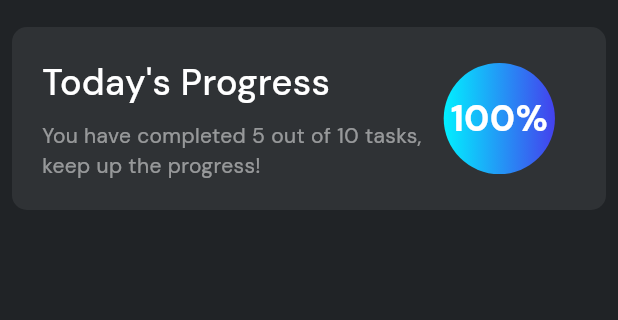
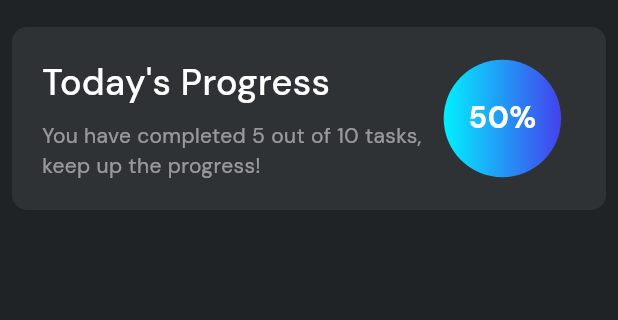
Before and after one commit to KesaraBandara/tidyup, a Flutter app: the screen it shows after launch, on a phone screen of 412 x 824 dp, the part 69-389 px from its top. Run offline on Flutter 3.47's test engine with Material 3 defaults, Android fonts, the light colour scheme and no system bars; our stand-ins replace go_router, google_fonts.

Commit message:
Progress calculation finished

```diff
--- a/lib/widget/progress_card.dart
+++ b/lib/widget/progress_card.dart
@@ -20,6 +20,10 @@ class ProgressCard extends StatefulWidget {
 class _ProgressCardState extends State<ProgressCard> {
   @override
   Widget build(BuildContext context) {
+
+        double completionPercentage = widget.totalTasks != 0
+        ? (widget.completedTasks / widget.totalTasks) * 100
+        : 0; // Handle division by zero
     return Container(
       padding: const EdgeInsets.all(AppConstants.kDefaultPadding),
       decoration: BoxDecoration(
@@ -47,8 +51,8 @@ class _ProgressCardState extends State<ProgressCard> {
           Stack(
             children: [
               Container(
-                width: MediaQuery.of(context).size.width * 0.18,
-                height: MediaQuery.of(context).size.width * 0.18,
+                width: MediaQuery.of(context).size.width * 0.19,
+                height: MediaQuery.of(context).size.width * 0.19,
                 decoration: BoxDecoration(
                   gradient: AppColors().kPrimaryGradient,
                   borderRadius: BorderRadius.circular(100),
@@ -57,8 +61,9 @@ class _ProgressCardState extends State<ProgressCard> {
               Positioned.fill(
                 child: Center(
                   child: Text(
-                    "100%",
+                      "${completionPercentage.toStringAsFixed(0)}%",
                     style: AppTextStyles.appSubtitle.copyWith(
+                      fontSize: 20,
                       fontWeight: FontWeight.bold,
                     ),
                   ),
```
